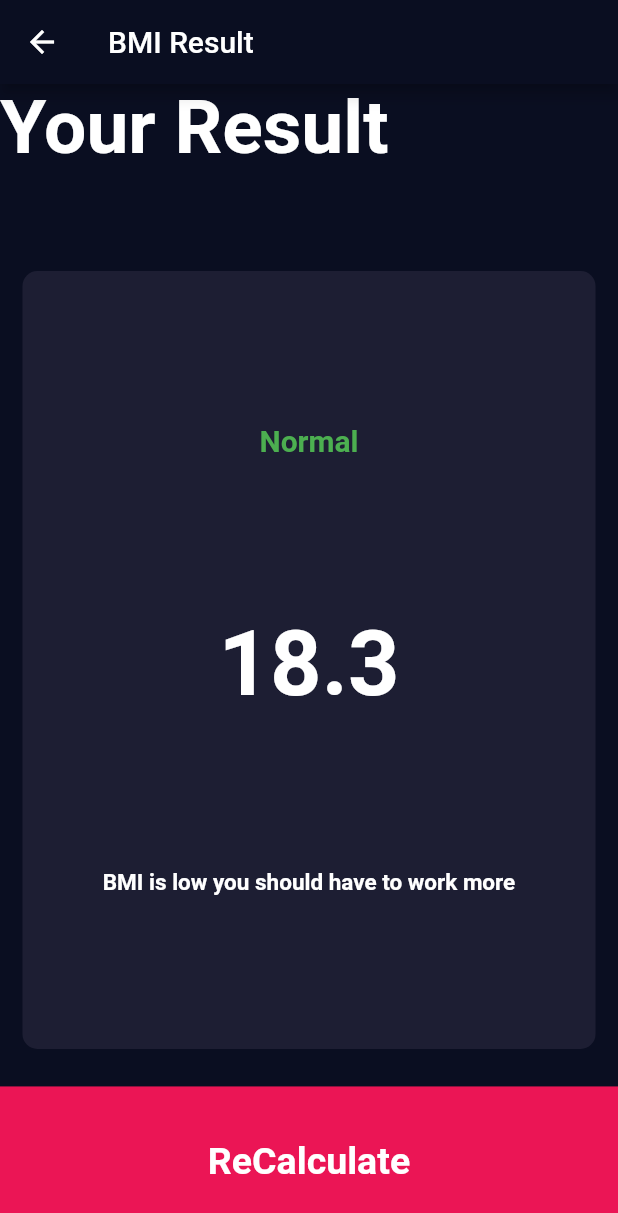
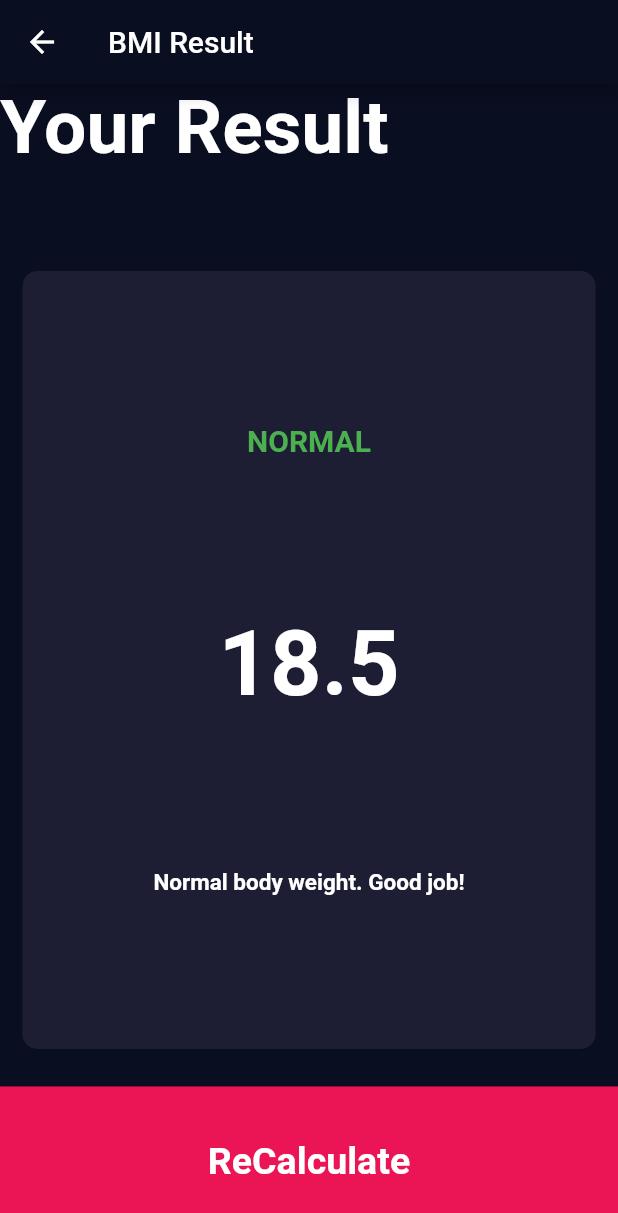
Before and after one commit to mohsinraza079/final_bmi_calculator, a Flutter app: the screen it shows after launch, after a tap on "Calculate", on a phone screen of 412 x 824 dp. Shown: the top 1213 px of the screen. Run offline on Flutter 3.47's test engine with Material 2 defaults, Android fonts, the phone set to English and light mode, and no system bars; our stand-ins replace font_awesome_flutter.

Commit message:
Done Lecture 70 : Completion of BMI Calculator

```diff
--- /dev/null
+++ b/lib/calculator_file.dart
@@ -0,0 +1,36 @@
+import 'dart:math';
+import 'package:flutter/cupertino.dart';
+
+class CalculatorBrain{
+  CalculatorBrain({@required this.height,this.weight});
+  final int height;
+  final int weight;
+  double _bmi;
+
+  String calculateBMI(){
+    _bmi = weight / pow(height/100,2);
+    return _bmi.toStringAsFixed(1);
+  }
+  String getResult(){
+    if(_bmi>=25){
+      return 'OverWeight';
+    }
+    else if(_bmi>=18.5){
+      return 'Normal';
+    }
+    else{
+      return 'UnderWeight';
+    }
+  }
+  String getInterpretation(){
+    if(_bmi>=25){
+      return 'You have higher body weight than normal.Try to Excercise';
+    }
+    else if(_bmi>=18.5){
+      return 'Normal body weight. Good job!';
+    }
+    else{
+      return 'You have lower body weight than normal.Try to Eat a bit more';
+    }
+  }
+}
--- a/lib/input_page.dart
+++ b/lib/input_page.dart
@@ -6,6 +6,7 @@ import 'icon_text_file.dart';
 import 'container_file.dart';
 import 'constant_file.dart';
 import 'result_file.dart';
+import 'calculator_file.dart';
 
 
 enum Gender{
@@ -194,7 +195,12 @@ class _InputPageState extends State<InputPage> {
                 ),
                 GestureDetector(
                   onTap: (){
-                    Navigator.push(context, MaterialPageRoute(builder: (context)=>ResultScreen()));
+                    CalculatorBrain calc = CalculatorBrain(height: sliderHeight,weight: sliderWeight);
+                    Navigator.push(context, MaterialPageRoute(builder: (context)=>ResultScreen(
+                      bmiResult: calc.calculateBMI(),
+                      resultText: calc.getResult(),
+                      interpretation: calc.getInterpretation(),
+                    )));
                   } ,
                   child: Container(
 
--- a/lib/result_file.dart
+++ b/lib/result_file.dart
@@ -4,6 +4,15 @@ import 'container_file.dart';
 import 'input_page.dart';
 
 class ResultScreen extends StatelessWidget {
+  ResultScreen({
+    @required this.bmiResult,
+    @required this.resultText,
+    @required this.interpretation,
+  });
+  final String bmiResult;
+  final String resultText;
+  final String interpretation;
+
   @override
   Widget build(BuildContext context) {
     return Scaffold(
@@ -28,15 +37,16 @@ class ResultScreen extends StatelessWidget {
                 crossAxisAlignment: CrossAxisAlignment.center,
                 children: [
                   Text(
-                    'Normal',
+                    resultText.toUpperCase(),
                     style: kResultText,
                   ),
                   Text(
-                    '18.3',
+                    bmiResult,
                     style: kBMiTextStyle,
                   ),
                   Text(
-                    'BMI is low you should have to work more',
+                    interpretation,
+                    textAlign: TextAlign.center,
                     style: kBodyTextStyle,
                   )
                 ],
```
